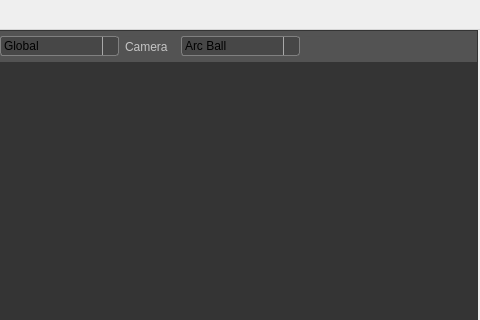
Before: the Qt Designer form src/newmainwindow.ui in jahshaka/Studio, drawn with Qt 5; both pictures show x 325 to 805 and y 0 to 320 of the 1209 by 955 pixel window.
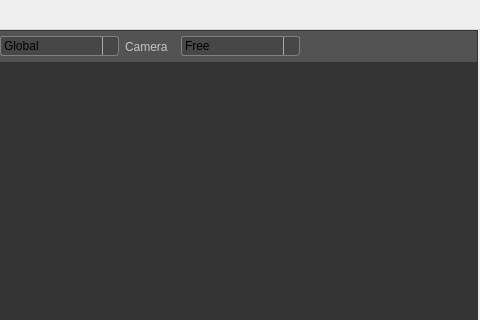
After: the same form once the commit is applied. Icons and pictures are not drawn. Custom widgets are drawn as their Qt base class.

```diff
--- a/src/newmainwindow.ui
+++ b/src/newmainwindow.ui
@@ -708,7 +708,7 @@
             </property>
             <item>
              <property name="text">
-              <string>Arc Ball</string>
+              <string>Free</string>
              </property>
             </item>
             <item>
```
Left out of the diff: 4 changed lines with no effect on the pictures.
